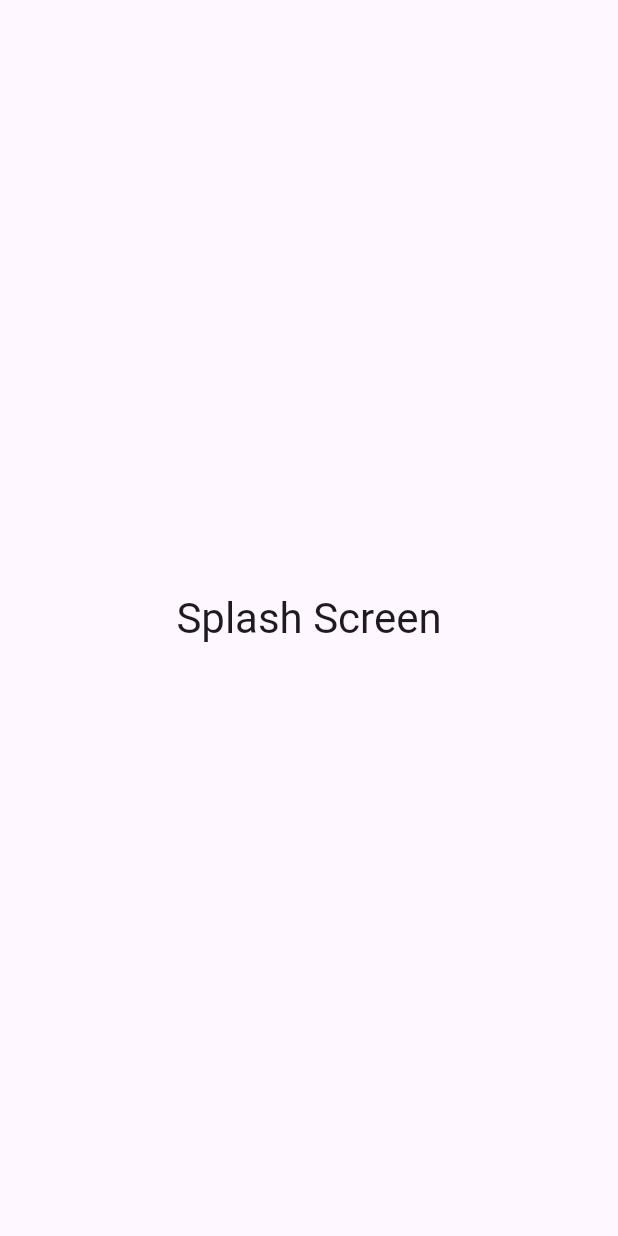
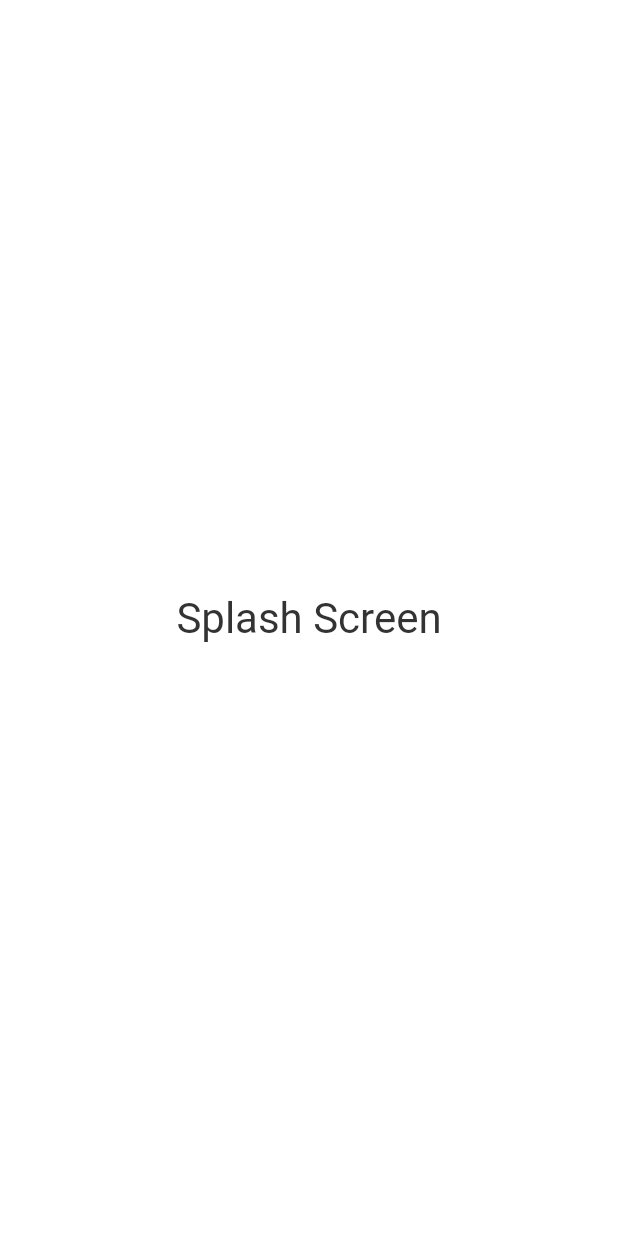
Before and after one commit to Bite-Pick/bitepick, a Flutter app: the screen it shows after launch, on a phone screen of 412 x 824 dp. Run offline on Flutter 3.47's test engine with Material 3 defaults, Android fonts, the phone set to English and light mode, and no system bars; Roboto replaces fonts that are missing (Pretendard-Regular); project files that could hold a hidden picture were left out.

Commit message:
feat: material theme 지정

```diff
--- /dev/null
+++ b/lib/core/theme/mg_theme.dart
@@ -0,0 +1,96 @@
+import 'package:flutter/material.dart';
+import 'package:magambell/core/theme/mg_color.dart';
+import 'package:magambell/core/theme/mg_text_style.dart';
+
+class MgTheme {
+  MgTheme._();
+
+  static MgTheme? _instance;
+
+  static MgTheme getInstance() {
+    _instance ??= MgTheme._();
+    return _instance!;
+  }
+
+  // Theme Data
+  ThemeData get themeData => ThemeData(
+    brightness: Brightness.light,
+    colorScheme: ColorScheme.light(
+      primary: MgColorScheme.primary,
+      secondary: MgColorScheme.secondary,
+      surface: MgColorScheme.background,
+      error: MgColorScheme.subpointRed,
+      onPrimary: MgColorScheme.black,
+      onSecondary: MgColorScheme.white,
+      onSurface: MgColorScheme.text,
+      onError: MgColorScheme.white,
+    ),
+    scaffoldBackgroundColor: MgColorScheme.background,
+    fontFamily: MgFontFamily.regular,
+    useMaterial3: true,
+    dividerTheme: DividerThemeData(
+      color: MgColorScheme.divider,
+      thickness: 1,
+      space: 1,
+    ),
+  );
+
+  // Semantic Color Scheme
+  MgSemanticColorScheme get semanticColorScheme => const MgSemanticColorScheme(
+    primary: MgColorScheme.primary,
+    secondary: MgColorScheme.secondary,
+    success: MgColorScheme.subpointGreen,
+    warning: MgColorScheme.primary,
+    danger: MgColorScheme.subpointRed,
+    text: MgColorScheme.text,
+    subText: MgColorScheme.gray,
+    optionalText: MgColorScheme.inactive,
+    reversedText: MgColorScheme.white,
+    background: MgColorScheme.background,
+    surface: MgColorScheme.white,
+    divider: MgColorScheme.divider,
+    border: MgColorScheme.gray7,
+  );
+}
+
+/// 시맨틱 컬러 스키마 (의미론적 색상)
+class MgSemanticColorScheme {
+  final Color primary;
+  final Color secondary;
+  final Color success;
+  final Color warning;
+  final Color danger;
+  final Color text;
+  final Color subText;
+  final Color optionalText;
+  final Color reversedText;
+  final Color background;
+  final Color surface;
+  final Color divider;
+  final Color border;
+
+  const MgSemanticColorScheme({
+    required this.primary,
+    required this.secondary,
+    required this.success,
+    required this.warning,
+    required this.danger,
+    required this.text,
+    required this.subText,
+    required this.optionalText,
+    required this.reversedText,
+    required this.background,
+    required this.surface,
+    required this.divider,
+    required this.border,
+  });
+}
+
+// 추후 다크테마 구분시 활용
+extension MgThemeExtension on BuildContext {
+  ThemeData get theme => Theme.of(this);
+  ColorScheme get colorScheme => Theme.of(this).colorScheme;
+  TextTheme get textTheme => Theme.of(this).textTheme;
+  MgSemanticColorScheme get semanticColors =>
+      MgTheme.getInstance().semanticColorScheme;
+}
--- a/lib/src/main_app.dart
+++ b/lib/src/main_app.dart
@@ -1,5 +1,6 @@
 import 'package:flutter/material.dart';
 import 'package:flutter_localizations/flutter_localizations.dart';
+import 'package:magambell/core/theme/mg_theme.dart';
 import 'package:magambell/src/features/splash/presentation/splash_screen.dart';
 
 class MagambellApp extends StatelessWidget {
@@ -15,9 +16,7 @@ class MagambellApp extends StatelessWidget {
         GlobalCupertinoLocalizations.delegate,
       ],
       supportedLocales: const [Locale('ko')],
-      theme: ThemeData(
-        colorScheme: ColorScheme.fromSeed(seedColor: Colors.deepPurple),
-      ),
+      theme: MgTheme.getInstance().themeData,
       home: const SplashScreen(),
       builder: (context, child) {
         return child!;
```
Also changed, not shown: lib/core/theme/mg_text_style.dart (+10 -24 lines).
